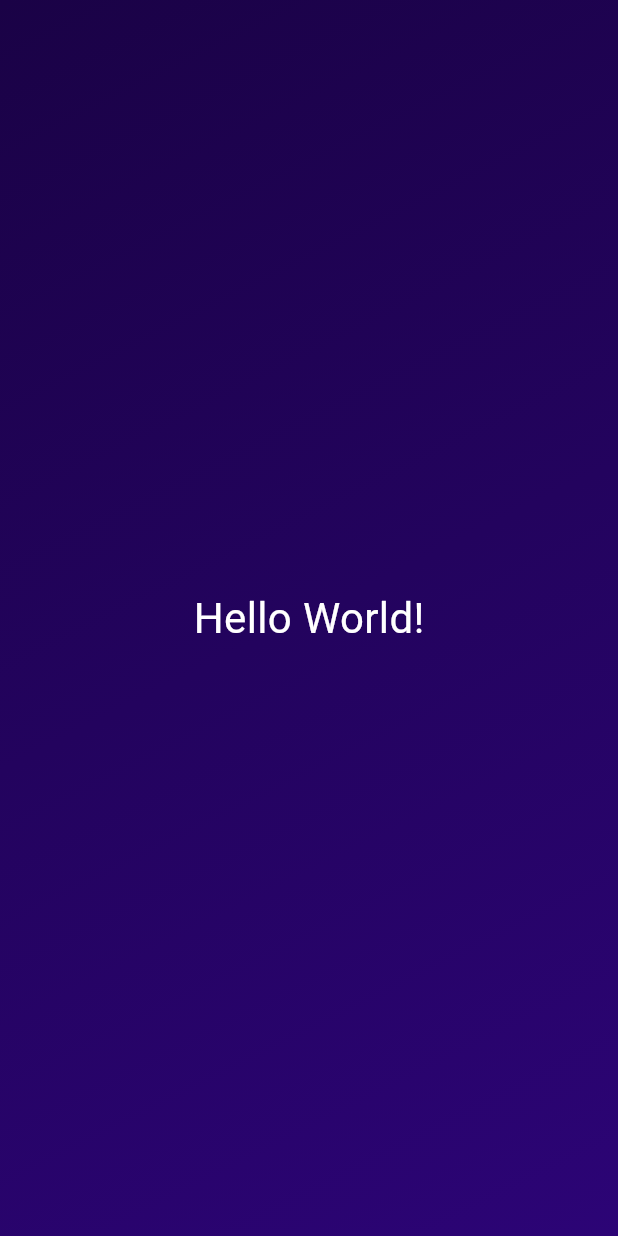
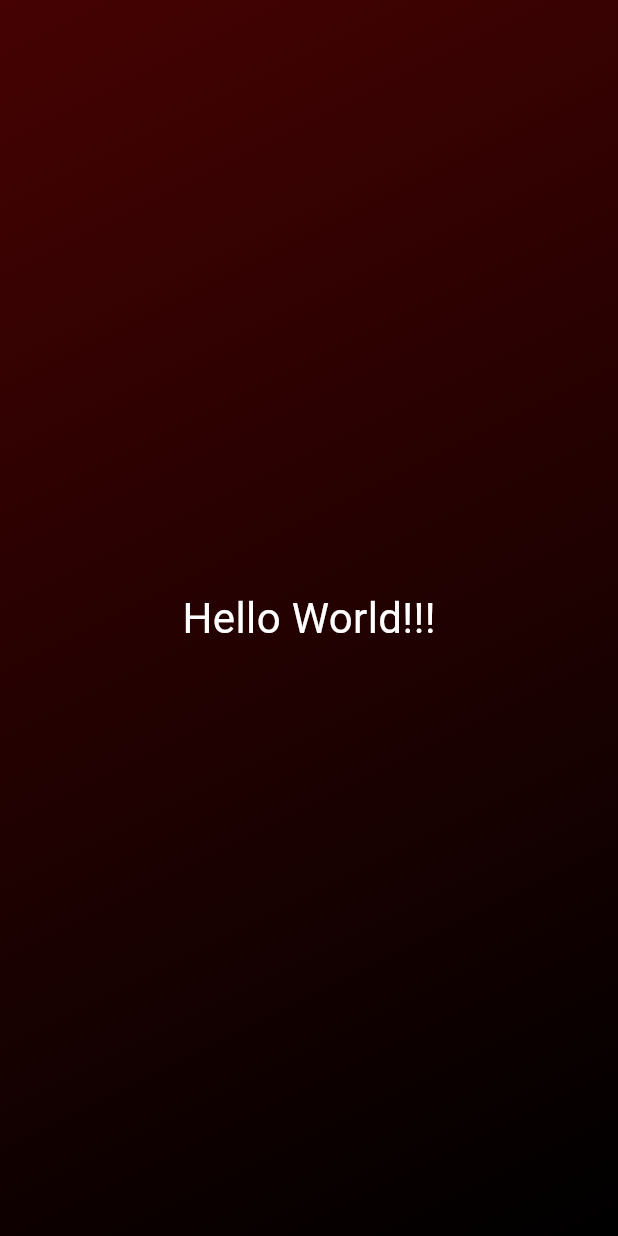
Before and after one commit to Static-404/flutter-basics, a Flutter app: the screen it shows after launch, on a phone screen of 412 x 824 dp. Run offline on Flutter 3.47's test engine with Material 3 defaults, Android fonts, the phone set to English and light mode, and no system bars.

Commit message:
another commit

```diff
--- /dev/null
+++ b/lib/gradient_container.dart
@@ -0,0 +1,25 @@
+import 'package:flutter/material.dart';
+import 'package:basics/styled_text.dart';
+
+class GradientContainer extends StatelessWidget {
+  const GradientContainer({super.key});
+
+  @override
+  Widget build(context) {
+    return Container(
+      decoration: const BoxDecoration(
+        gradient: LinearGradient(
+          colors: [
+            Color.fromARGB(255, 70, 2, 2),
+            Color.fromARGB(255, 0, 0, 0),
+          ],
+          begin: Alignment.topLeft,
+          end: Alignment.bottomRight,
+        ),
+      ),
+      child: const Center(
+        child: StyledText(),
+      ),
+    );
+  }
+}
--- /dev/null
+++ b/lib/styled_text.dart
@@ -0,0 +1,12 @@
+import 'package:flutter/material.dart';
+
+class StyledText extends StatelessWidget {
+  const StyledText({super.key});
+
+  Widget build(context) {
+    return const Text(
+          'Hello World!!!',
+          style: TextStyle(fontSize: 28, color: Colors.white),
+        );
+  }
+}
```
Also changed, not shown: lib/main.dart (+3 -19 lines).
